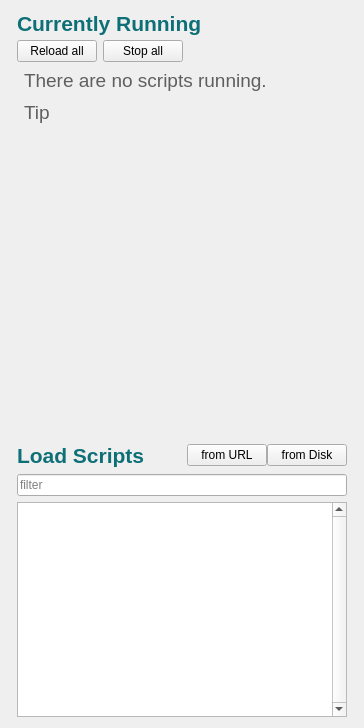
vircadia/vircadia-native-core, file interface/ui/runningScriptsWidget.ui: the form before one commit.
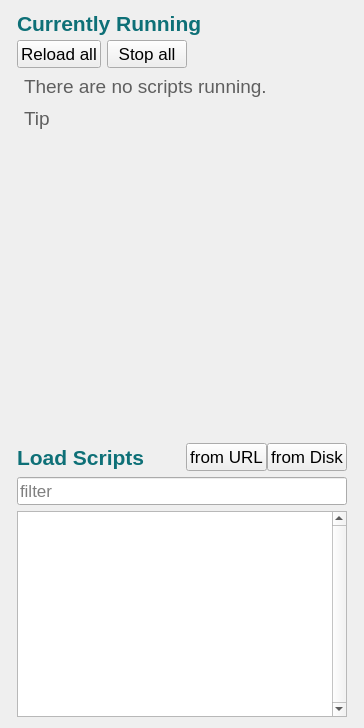
The form after the commit.

Commit message: Add default font to running scripts window

```diff
--- a/interface/ui/runningScriptsWidget.ui
+++ b/interface/ui/runningScriptsWidget.ui
@@ -10,6 +10,12 @@
     <height>728</height>
    </rect>
   </property>
+  <property name="font">
+   <font>
+    <family>Helvetica,Arial,sans-serif</family>
+    <pointsize>13</pointsize>
+   </font>
+  </property>
   <property name="windowTitle">
    <string>Running Scripts</string>
   </property>
```
